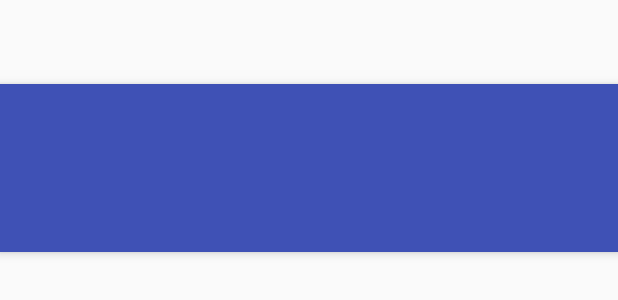
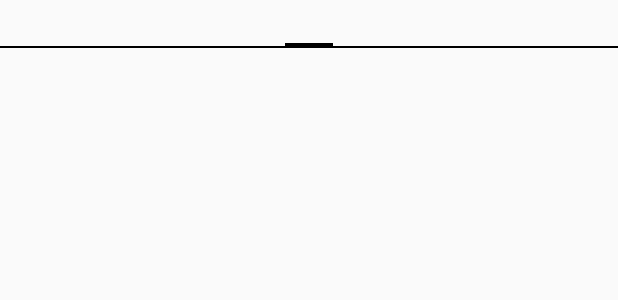
Before and after one commit to DefaultOrganizationName/PostIt, an Android app: the layout activity_main.xml on its own in the app's theme, with its tools: preview values and no code run, on a phone screen of 412 x 824 dp. Shown: the top 300 px of the screen. Run offline under Robolectric (Android 15) with nearby library versions, the phone set to English and light mode, and no system bars.

Commit message:
Storage added and updating Fragments when changing

```diff
--- a/app/src/main/java/post/it/project/adapter/SectionsPagerAdapter.java
+++ b/app/src/main/java/post/it/project/adapter/SectionsPagerAdapter.java
@@ -50,4 +50,9 @@ public class SectionsPagerAdapter extends FragmentPagerAdapter {
         }
         return null;
     }
+
+    @Override
+    public int getItemPosition(Object object) {
+        return POSITION_NONE;
+    }
 }
--- a/app/src/main/res/layout/activity_main.xml
+++ b/app/src/main/res/layout/activity_main.xml
@@ -1,42 +1,20 @@
 <?xml version="1.0" encoding="utf-8"?>
-<android.support.design.widget.CoordinatorLayout xmlns:android="http://schemas.android.com/apk/res/android"
-    xmlns:app="http://schemas.android.com/apk/res-auto"
-    xmlns:tools="http://schemas.android.com/tools"
-    android:id="@+id/main_content"
+<LinearLayout xmlns:android="http://schemas.android.com/apk/res/android"
     android:layout_width="match_parent"
     android:layout_height="match_parent"
-    android:fitsSystemWindows="true"
-    tools:context="post.it.project.postit.MainActivity">
-
-    <android.support.design.widget.AppBarLayout
-        android:id="@+id/appbar"
-        android:layout_width="match_parent"
-        android:layout_height="wrap_content"
-        android:paddingTop="@dimen/appbar_padding_top"
-        android:theme="@style/AppTheme.AppBarOverlay">
-
-        <android.support.v7.widget.Toolbar
-            android:id="@+id/toolbar"
-            android:layout_width="match_parent"
-            android:layout_height="?attr/actionBarSize"
-            android:background="?attr/colorPrimary"
-            app:layout_scrollFlags="scroll|enterAlways"
-            app:popupTheme="@style/AppTheme.PopupOverlay">
-
-        </android.support.v7.widget.Toolbar>
-
-        <android.support.design.widget.TabLayout
-            android:id="@+id/tabs"
-            android:layout_width="match_parent"
-            android:layout_height="wrap_content" />
-
-    </android.support.design.widget.AppBarLayout>
+    android:orientation="vertical">
 
     <android.support.v4.view.ViewPager
         android:id="@+id/container"
         android:layout_width="match_parent"
-        android:layout_height="match_parent"
-        app:layout_behavior="@string/appbar_scrolling_view_behavior" />
+        android:layout_height="wrap_content">
 
-
-</android.support.design.widget.CoordinatorLayout>
+        <android.support.v4.view.PagerTabStrip
+            android:id="@+id/toolbar"
+            android:layout_width="match_parent"
+            android:layout_height="wrap_content"
+            android:layout_gravity="top"
+            android:paddingBottom="4dp"
+            android:paddingTop="4dp" />
+    </android.support.v4.view.ViewPager>
+</LinearLayout>
--- a/app/src/main/res/layout/settings_fragment.xml
+++ b/app/src/main/res/layout/settings_fragment.xml
@@ -1,5 +1,4 @@
 <RelativeLayout xmlns:android="http://schemas.android.com/apk/res/android"
-    android:id="@+id/settingsFragId"
     android:layout_width="match_parent"
     android:layout_height="match_parent"
     android:paddingBottom="@dimen/activity_vertical_margin"
@@ -13,7 +12,7 @@
         android:layout_height="wrap_content"
         android:text="@string/settings_string"/>
 
-    <Switch
+    <Button
         android:text="@string/vk"
         android:layout_width="wrap_content"
         android:layout_height="wrap_content"
```
Also changed, not shown: app/src/main/java/post/it/project/fragment/DraftFragment.java (+16 -11 lines), app/src/main/java/post/it/project/fragment/PostFragment.java (+9 -15 lines), app/src/main/java/post/it/project/fragment/SettingsFragment.java (+11 -19 lines), app/src/main/java/post/it/project/postit/MainActivity.java (+21 -11 lines), app/src/main/java/post/it/project/storage/PersistantStorage.java (added, +65 -0 lines).
